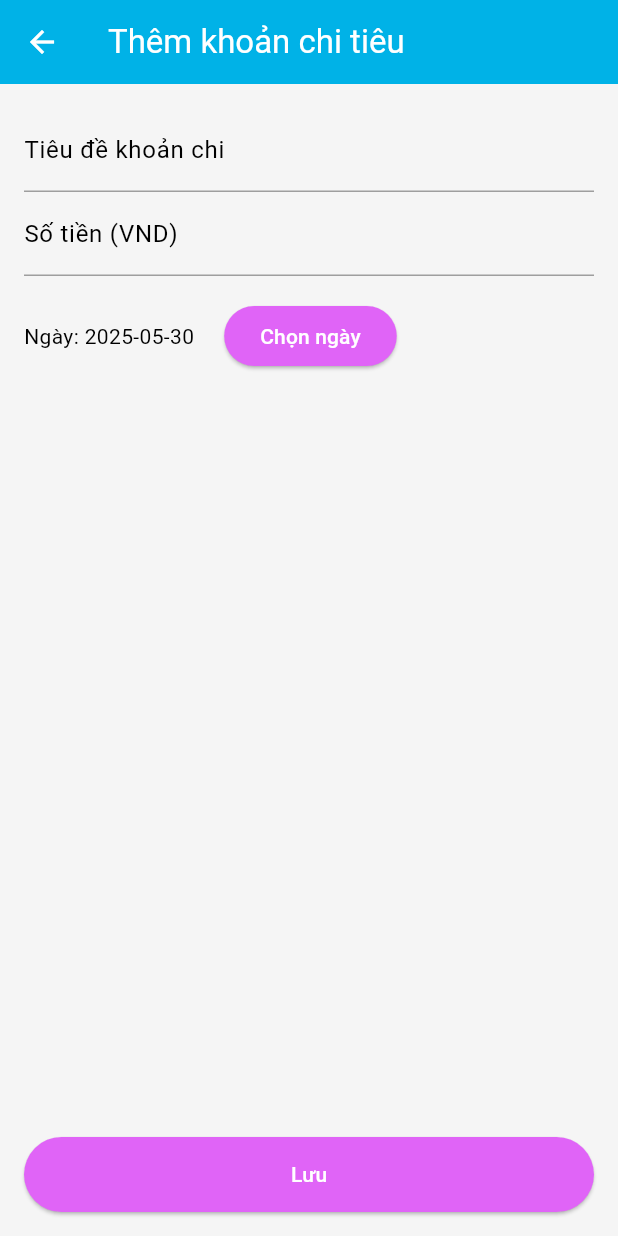
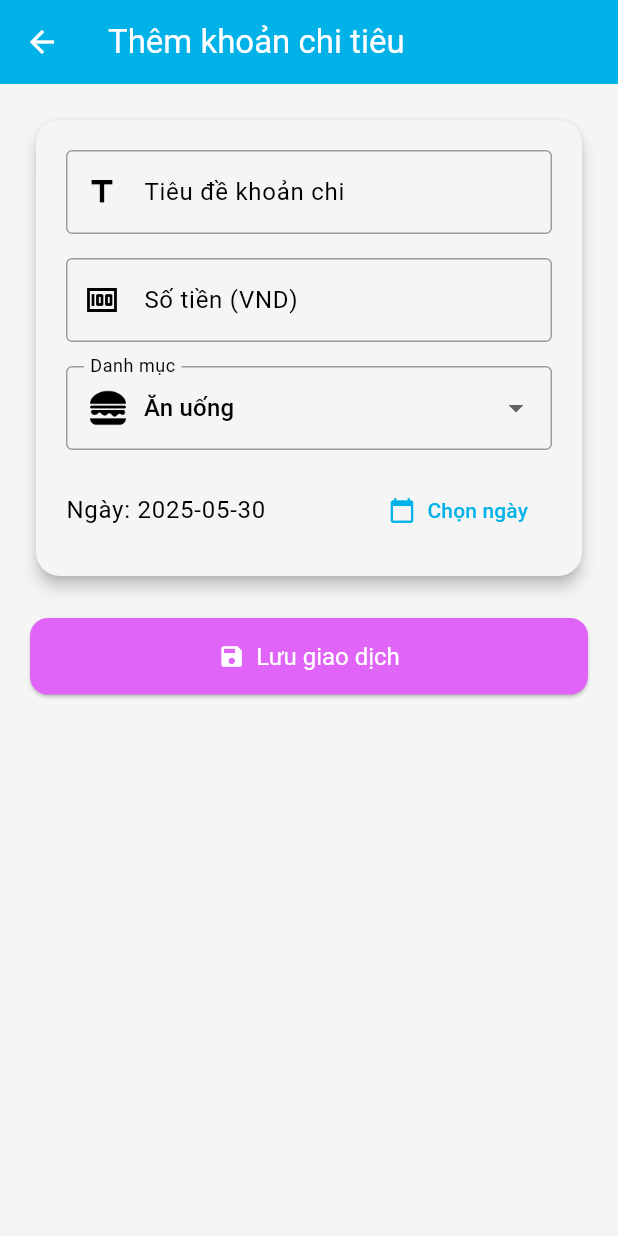
Before and after one commit to congdat1900/flutter_expense-_management, a Flutter app: the AddExpenseScreen screen opened directly, on a phone screen of 412 x 824 dp. Run offline on Flutter 3.47's test engine with Material 3 defaults, Android fonts, the phone set to English and light mode, and no system bars; our stand-ins replace fl_chart, shared_preferences; accounts and stored records are empty.

Commit message:
add chart

```diff
--- a/lib/main.dart
+++ b/lib/main.dart
@@ -1,8 +1,9 @@
 import 'package:flutter/material.dart';
 import 'package:provider/provider.dart';
 import 'package:flutter_localizations/flutter_localizations.dart';
+
 import 'providers/expense_provider.dart';
-import 'screens/home_screen.dart';
+import 'screens/main_screen.dart';
 import 'theme.dart';
 
 void main() {
@@ -27,7 +28,7 @@ class BudgetApp extends StatelessWidget {
         debugShowCheckedModeBanner: false,
         title: 'Budget Manager',
         theme: AppTheme.lightTheme,
-        home: const HomeScreen(),
+        home: const MainScreen(),
       ),
     );
   }
--- a/lib/models/expense.dart
+++ b/lib/models/expense.dart
@@ -1,33 +1,55 @@
+enum ExpenseCategory {
+  food,
+  tech,
+  shopping,
+  entertainment,
+  home,
+  travel,
+  pet,
+  other,
+}
+
 class Expense {
   final String id;
   final String title;
   final double amount;
   final DateTime date;
+  final ExpenseCategory category;
 
   Expense({
     required this.id,
     required this.title,
     required this.amount,
     required this.date,
+    required this.category,
   });
 
-  // Convert Expense thành Map để lưu SharedPreferences
   Map<String, dynamic> toMap() {
     return {
       'id': id,
       'title': title,
       'amount': amount,
       'date': date.toIso8601String(),
+      'category': category.name, // Lưu dưới dạng tên string
     };
   }
 
-  // Tạo Expense từ Map
   factory Expense.fromMap(Map<String, dynamic> map) {
+    // Đảm bảo category là chuỗi và thuộc các giá trị hợp lệ
+    ExpenseCategory category;
+    try {
+      category = ExpenseCategory.values.byName(map['category']);
+    } catch (_) {
+      // Nếu không tìm thấy tên category, mặc định là 'other'
+      category = ExpenseCategory.other;
+    }
+
     return Expense(
       id: map['id'],
       title: map['title'],
-      amount: map['amount'],
+      amount: (map['amount'] as num).toDouble(),
       date: DateTime.parse(map['date']),
+      category: category,
     );
   }
 }
--- a/lib/screens/add_expense_screen.dart
+++ b/lib/screens/add_expense_screen.dart
@@ -17,6 +17,7 @@ class _AddExpenseScreenState extends State<AddExpenseScreen> {
   String _title = '';
   String _amountStr = '';
   DateTime _selectedDate = DateTime.now();
+  ExpenseCategory _selectedCategory = ExpenseCategory.food;
 
   void _submit() {
     final isValid = _formKey.currentState?.validate();
@@ -37,10 +38,10 @@ class _AddExpenseScreenState extends State<AddExpenseScreen> {
       title: _title,
       amount: amount,
       date: _selectedDate,
+      category: _selectedCategory,
     );
 
     Provider.of<ExpenseProvider>(context, listen: false).addExpense(newExpense);
-
     Navigator.of(context).pop();
   }
 
@@ -61,25 +62,44 @@ class _AddExpenseScreenState extends State<AddExpenseScreen> {
 
   @override
   Widget build(BuildContext context) {
+    final theme = Theme.of(context);
+
     return Scaffold(
       appBar: AppBar(title: const Text('Thêm khoản chi tiêu')),
-      body: Padding(
-        padding: const EdgeInsets.all(16.0),
+      body: SingleChildScrollView(
+        padding: const EdgeInsets.all(20),
         child: Form(
           key: _formKey,
+          child: Column(
+            children: [
+              // Card Title
+              Card(
+                elevation: 4,
+                shape: RoundedRectangleBorder(
+                  borderRadius: BorderRadius.circular(16),
+                ),
+                child: Padding(
+                  padding: const EdgeInsets.all(20),
                   child: Column(
                     children: [
                       TextFormField(
                         decoration: const InputDecoration(
                           labelText: 'Tiêu đề khoản chi',
+                          prefixIcon: Icon(Icons.title),
+                          border: OutlineInputBorder(),
                         ),
                         validator: (value) => value == null || value.isEmpty
                             ? 'Vui lòng nhập tiêu đề'
                             : null,
                         onSaved: (value) => _title = value ?? '',
                       ),
+                      const SizedBox(height: 16),
                       TextFormField(
-                decoration: const InputDecoration(labelText: 'Số tiền (VND)'),
+                        decoration: const InputDecoration(
+                          labelText: 'Số tiền (VND)',
+                          prefixIcon: Icon(Icons.money),
+                          border: OutlineInputBorder(),
+                        ),
                         keyboardType: const TextInputType.numberWithOptions(
                           decimal: true,
                         ),
@@ -87,32 +107,80 @@ class _AddExpenseScreenState extends State<AddExpenseScreen> {
                             ? 'Vui lòng nhập số tiền'
                             : null,
                         onChanged: (value) {
-                  // Tự động xoá dấu chấm và khoảng trắng nếu người dùng dán vào
-                  _amountStr = value.replaceAll('.', '').replaceAll(',', '');
+                          _amountStr = value
+                              .replaceAll('.', '')
+                              .replaceAll(',', '')
+                              .trim();
                         },
                         onSaved: (value) =>
                             _amountStr = value?.replaceAll('.', '') ?? '',
                       ),
                       const SizedBox(height: 16),
+                      DropdownButtonFormField<ExpenseCategory>(
+                        value: _selectedCategory,
+                        decoration: const InputDecoration(
+                          labelText: 'Danh mục',
+                          border: OutlineInputBorder(),
+                        ),
+                        items: ExpenseCategory.values.map((cat) {
+                          return DropdownMenuItem(
+                            value: cat,
+                            child: Row(
+                              children: [
+                                Image.asset(
+                                  _getCategoryIconPath(cat),
+                                  width: 24,
+                                  height: 24,
+                                ),
+                                const SizedBox(width: 12),
+                                Text(_getCategoryName(cat)),
+                              ],
+                            ),
+                          );
+                        }).toList(),
+                        onChanged: (val) {
+                          if (val != null)
+                            setState(() => _selectedCategory = val);
+                        },
+                      ),
+
+                      const SizedBox(height: 16),
                       Row(
+                        mainAxisAlignment: MainAxisAlignment.spaceBetween,
                         children: [
                           Text(
                             'Ngày: ${_selectedDate.toLocal().toString().split(' ')[0]}',
+                            style: theme.textTheme.bodyLarge,
                           ),
-                  const SizedBox(width: 20),
-                  ElevatedButton(
+                          TextButton.icon(
                             onPressed: _pickDate,
-                    child: const Text('Chọn ngày'),
+                            icon: const Icon(Icons.calendar_today),
+                            label: const Text('Chọn ngày'),
                           ),
                         ],
                       ),
-              const Spacer(),
-              ElevatedButton(
+                    ],
+                  ),
+                ),
+              ),
+
+              const SizedBox(height: 24),
+
+              // Save button
+              SizedBox(
+                width: double.infinity,
+                child: ElevatedButton.icon(
+                  icon: const Icon(Icons.save),
                   onPressed: _submit,
+                  label: const Text('Lưu giao dịch'),
                   style: ElevatedButton.styleFrom(
-                  minimumSize: const Size.fromHeight(50),
+                    padding: const EdgeInsets.symmetric(vertical: 16),
+                    textStyle: const TextStyle(fontSize: 16),
+                    shape: RoundedRectangleBorder(
+                      borderRadius: BorderRadius.circular(12),
                     ),
-                child: const Text('Lưu'),
+                  ),
+                ),
               ),
             ],
           ),
@@ -120,4 +188,46 @@ class _AddExpenseScreenState extends State<AddExpenseScreen> {
       ),
     );
   }
+
+  String _getCategoryName(ExpenseCategory cat) {
+    switch (cat) {
+      case ExpenseCategory.food:
+        return 'Ăn uống';
+      case ExpenseCategory.pet:
+        return 'pet';
+      case ExpenseCategory.entertainment:
+        return 'Giải trí';
+      case ExpenseCategory.shopping:
+        return 'Mua sắm';
+      case ExpenseCategory.tech:
+        return 'Công nghệ';
+      case ExpenseCategory.travel:
+        return 'Du lịch';
+      case ExpenseCategory.home:
+        return 'Nhà';
+      case ExpenseCategory.other:
+        return 'Khác';
     }
+  }
+
+  String _getCategoryIconPath(ExpenseCategory cat) {
+    switch (cat) {
+      case ExpenseCategory.food:
+        return 'assets/icons/food.png';
+      case ExpenseCategory.pet:
+        return 'assets/icons/pet.png';
+      case ExpenseCategory.entertainment:
+        return 'assets/icons/entertainment.png';
+      case ExpenseCategory.shopping:
+        return 'assets/icons/shopping.png';
+      case ExpenseCategory.home:
+        return 'assets/icons/home.png';
+      case ExpenseCategory.tech:
+        return 'assets/icons/tech.png';
+      case ExpenseCategory.travel:
+        return 'assets/icons/travel.png';
+      case ExpenseCategory.other:
+        return 'assets/icons/other.png';
+    }
+  }
+}
--- a/lib/widgets/balance_summary.dart
+++ b/lib/widgets/balance_summary.dart
@@ -9,8 +9,10 @@ class BalanceSummary extends StatelessWidget {
   Widget build(BuildContext context) {
     final formattedTotal = NumberFormat.currency(
       locale: 'vi_VN',
-      symbol: '₫',
+      symbol: 'VND',
+      decimalDigits: 0,
     ).format(total);
+
     return Center(
       child: Column(
         mainAxisAlignment: MainAxisAlignment.center,
@@ -31,7 +33,7 @@ class BalanceSummary extends StatelessWidget {
           ),
           const SizedBox(height: 8),
           Text(
-            '$formattedTotal VND',
+            formattedTotal,
             style: const TextStyle(
               fontSize: 32,
               color: Colors.white,
--- a/pubspec.yaml
+++ b/pubspec.yaml
@@ -17,6 +17,7 @@ dependencies:
   intl: ^0.20.2
   uuid: ^3.0.7
   flutter_localization: ^0.3.2
+  fl_chart: ^0.63.0
 
 dev_dependencies:
   flutter_test:
@@ -25,3 +26,6 @@ dev_dependencies:
 
 flutter:
   uses-material-design: true
+
+  assets:
+    - assets/icons/
```
Also changed, not shown: lib/screens/chart_screen.dart (added, +212 -0 lines), lib/screens/home_screen.dart (+0 -9 lines), lib/screens/main_screen.dart (added, +56 -0 lines), lib/services/prefs_service.dart (+25 -2 lines), lib/widgets/expense_chart.dart (added, +62 -0 lines), lib/widgets/expenses_tile.dart (+7 -4 lines), assets/icons/entertainment.png (added), assets/icons/food.png (added), assets/icons/home.png (added), assets/icons/other.png (added), assets/icons/pet.png (added), assets/icons/shopping.png (added), assets/icons/tech.png (added), assets/icons/travel.png (added), 1 more files. Lines whose indentation alone changed are shown as unchanged.
